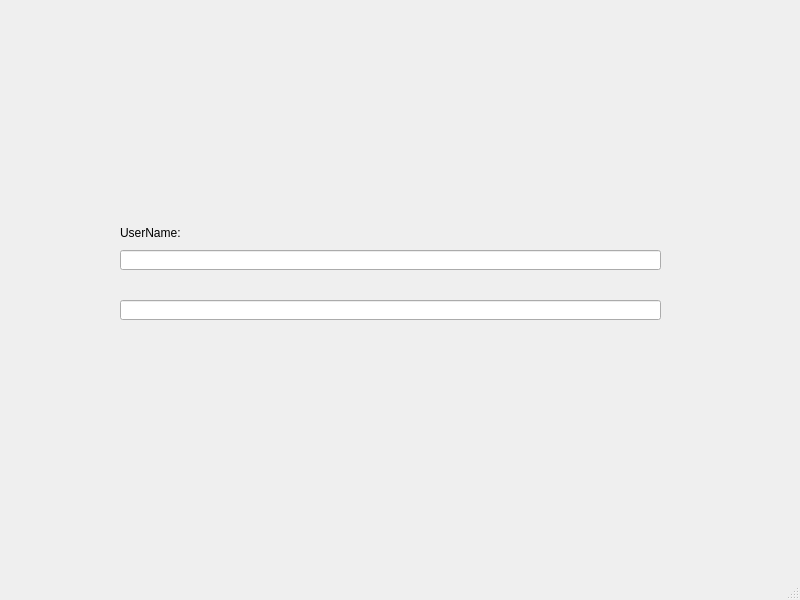
Above: CoolCats/loginscreen.ui from 25wes25/include-dad- before the change. Below: the same form after it.
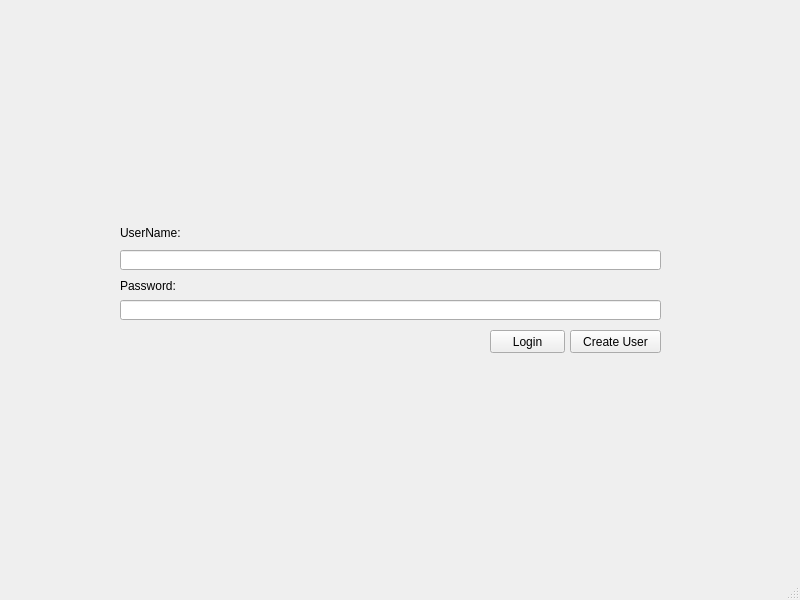
That is the form after the change.

```diff
--- a/CoolCats/loginscreen.ui
+++ b/CoolCats/loginscreen.ui
@@ -47,6 +47,45 @@
      <string>UserName:</string>
     </property>
    </widget>
+   <widget class="QLabel" name="label_2">
+    <property name="geometry">
+     <rect>
+      <x>120</x>
+      <y>275</y>
+      <width>71</width>
+      <height>21</height>
+     </rect>
+    </property>
+    <property name="text">
+     <string>Password:</string>
+    </property>
+   </widget>
+   <widget class="QPushButton" name="loginButton">
+    <property name="geometry">
+     <rect>
+      <x>490</x>
+      <y>330</y>
+      <width>75</width>
+      <height>23</height>
+     </rect>
+    </property>
+    <property name="text">
+     <string>Login</string>
+    </property>
+   </widget>
+   <widget class="QPushButton" name="pushButton">
+    <property name="geometry">
+     <rect>
+      <x>570</x>
+      <y>330</y>
+      <width>91</width>
+      <height>23</height>
+     </rect>
+    </property>
+    <property name="text">
+     <string>Create User</string>
+    </property>
+   </widget>
   </widget>
   <widget class="QMenuBar" name="menubar">
    <property name="geometry">
```
Left out of the diff: 4 changed lines with no effect on the pictures.
